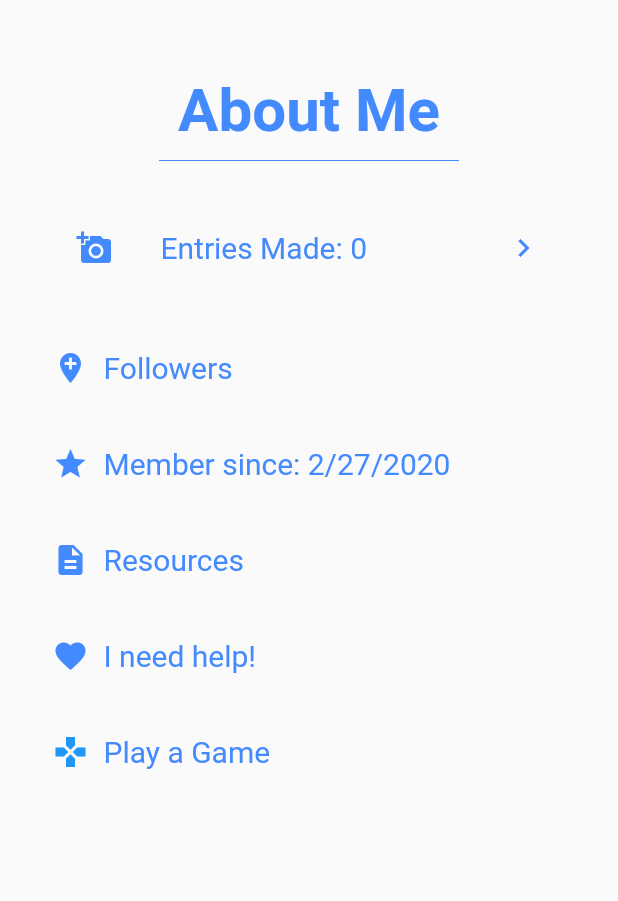
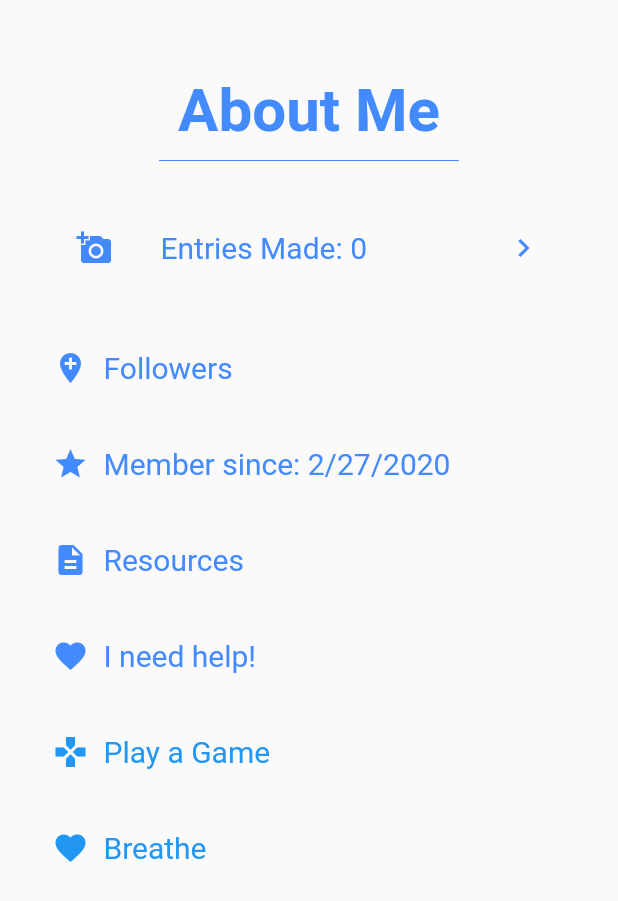
Before and after one commit to lucaszcai/Project_Progress, a Flutter app: the Profile screen opened directly, on a phone screen of 412 x 824 dp. Shown: the top 901 px of the screen. Run offline on Flutter 3.47's test engine with Material 2 defaults, Android fonts, the phone set to English and light mode, and no system bars; our stand-ins replace avatar_glow, cloud_firestore, curved_navigation_bar, firebase_auth, fl_chart, liquid_swipe and 3 more; missing offline and left inert: profanity_filter; accounts and stored records are empty.

```diff
--- a/lib/screens/profile_screen.dart
+++ b/lib/screens/profile_screen.dart
@@ -3,6 +3,7 @@ import 'package:firebase_auth/firebase_auth.dart';
 import 'package:flutter/material.dart';
 import 'package:project_progress/models/Entry.dart';
 import 'package:project_progress/models/user_model.dart';
+import 'package:project_progress/screens/breathing_page.dart';
 import 'package:project_progress/screens/help_resources_screen.dart';
 import 'package:project_progress/screens/minigame_screen.dart';
 import 'package:project_progress/screens/see_all_entries_screen.dart';
@@ -239,10 +240,35 @@ class _Profile extends State<Profile> {
                   Text(
                     'Play a Game',
                     style: TextStyle(
-                      color: Colors.blueAccent,
+                      color: Colors.blue,
                       fontSize: 20.0,
                     ),
                   )
+                ],
+              ),
+            ),
+          ),
+          GestureDetector(
+            onTap: () {
+              Navigator.push(
+                context,
+                MaterialPageRoute(builder: (context) => BreathingPage()),
+              );
+            },
+            child: Container(
+              padding: EdgeInsets.all(10.0),
+              margin: EdgeInsets.symmetric(vertical: 10.0, horizontal: 25.0),
+              child: Row(
+                children: [
+                  Icon(
+                    Icons.favorite,
+                    color: Colors.blue,
+                  ),
+                  SizedBox(width: 10.0,),
+                  Text('Breathe', style: TextStyle(
+                    color: Colors.blue,
+                    fontSize: 20.0,
+                  ),)
                 ],
               ),
             ),
```
Also changed, not shown: lib/screens/breathing_page.dart (added, +95 -0 lines), lib/screens/minigame_screen.dart (+9 -5 lines).
